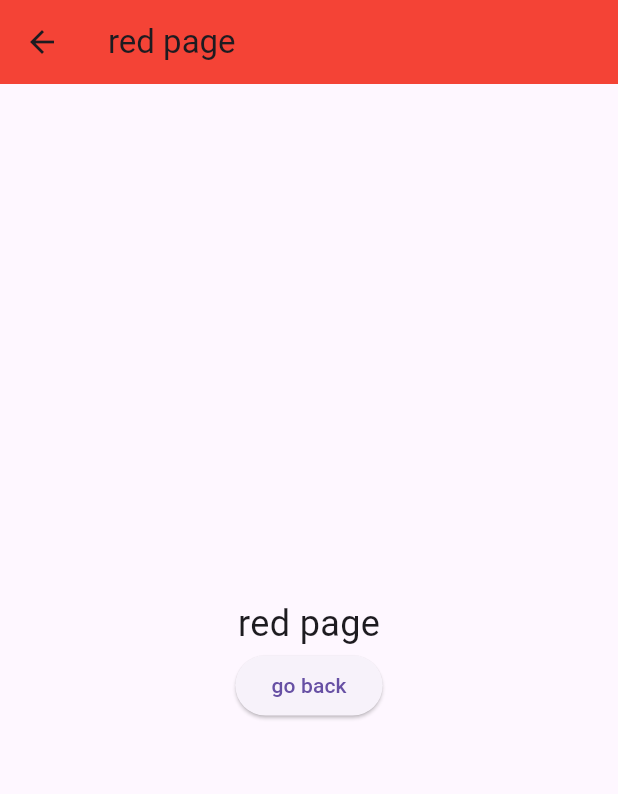
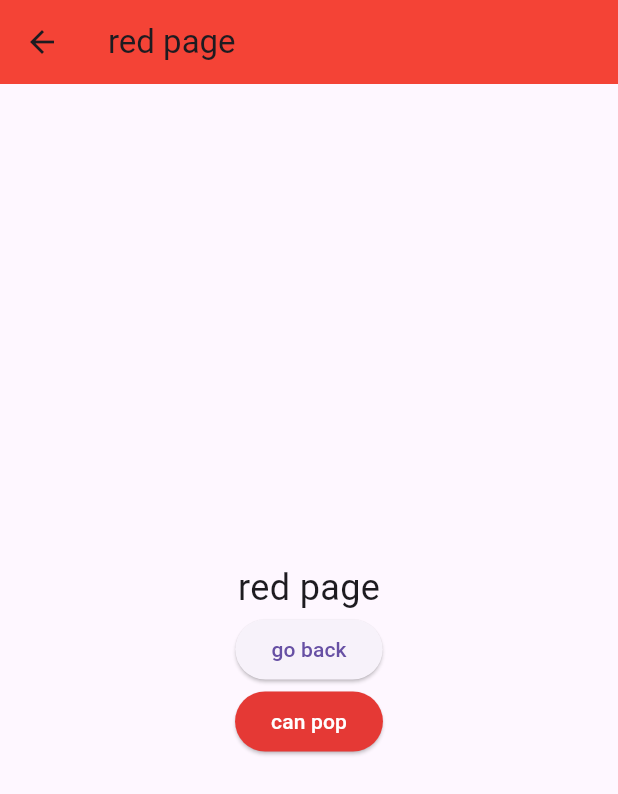
Before and after one commit to Soucius/flutter_bootcamp, a Flutter app: the screen it shows after launch, after a tap on "go red page ios", on a phone screen of 412 x 824 dp. Shown: the top 794 px of the screen. Run offline on Flutter 3.47's test engine with Material 3 defaults, Android fonts, the phone set to English and light mode, and no system bars; our stand-ins replace flutter_easyloading.

Commit message:
MaybePop, CanPop and PushReplacement

```diff
--- a/flutter_navigations/lib/main.dart
+++ b/flutter_navigations/lib/main.dart
@@ -1,5 +1,6 @@
 import 'package:flutter/cupertino.dart';
 import 'package:flutter/material.dart';
+import 'package:flutter_navigations/green_page.dart';
 import 'package:flutter_navigations/red_page.dart';
 
 void main() => runApp(const MyApp());
@@ -23,7 +24,7 @@ class HomePage extends StatelessWidget {
   Widget build(BuildContext context) {
     return Scaffold(
       appBar: AppBar(
-        title: Text('Material App Bar'),
+        title: Text('navigations'),
       ),
       body: Center(
         child: Column(
@@ -55,6 +56,44 @@ class HomePage extends StatelessWidget {
                 style: TextStyle(color: Colors.white),
               ),
             ),
+            ElevatedButton(
+              onPressed: () {
+                Navigator.of(context).maybePop();
+              },
+              style: ElevatedButton.styleFrom(
+                  backgroundColor: Colors.red.shade600),
+              child: Text(
+                "maybe pop",
+                style: TextStyle(color: Colors.white),
+              ),
+            ),
+            ElevatedButton(
+              onPressed: () {
+                if (Navigator.canPop(context)) {
+                  print("can pop");
+                } else {
+                  print("can not pop");
+                }
+              },
+              style: ElevatedButton.styleFrom(
+                  backgroundColor: Colors.red.shade600),
+              child: Text(
+                "can pop",
+                style: TextStyle(color: Colors.white),
+              ),
+            ),
+            ElevatedButton(
+              onPressed: () {
+                Navigator.of(context).pushReplacement(
+                    MaterialPageRoute(builder: (context) => GreenPage()));
+              },
+              style: ElevatedButton.styleFrom(
+                  backgroundColor: Colors.red.shade600),
+              child: Text(
+                "push replacement",
+                style: TextStyle(color: Colors.white),
+              ),
+            ),
           ],
         ),
       ),
--- a/flutter_navigations/lib/red_page.dart
+++ b/flutter_navigations/lib/red_page.dart
@@ -41,6 +41,21 @@ class RedPage extends StatelessWidget {
                 },
                 child: Text("go back"),
               ),
+              ElevatedButton(
+                onPressed: () {
+                  if (Navigator.canPop(context)) {
+                    print("can pop");
+                  } else {
+                    print("can not pop");
+                  }
+                },
+                style: ElevatedButton.styleFrom(
+                    backgroundColor: Colors.red.shade600),
+                child: Text(
+                  "can pop",
+                  style: TextStyle(color: Colors.white),
+                ),
+              ),
             ],
           ),
         ),
```
